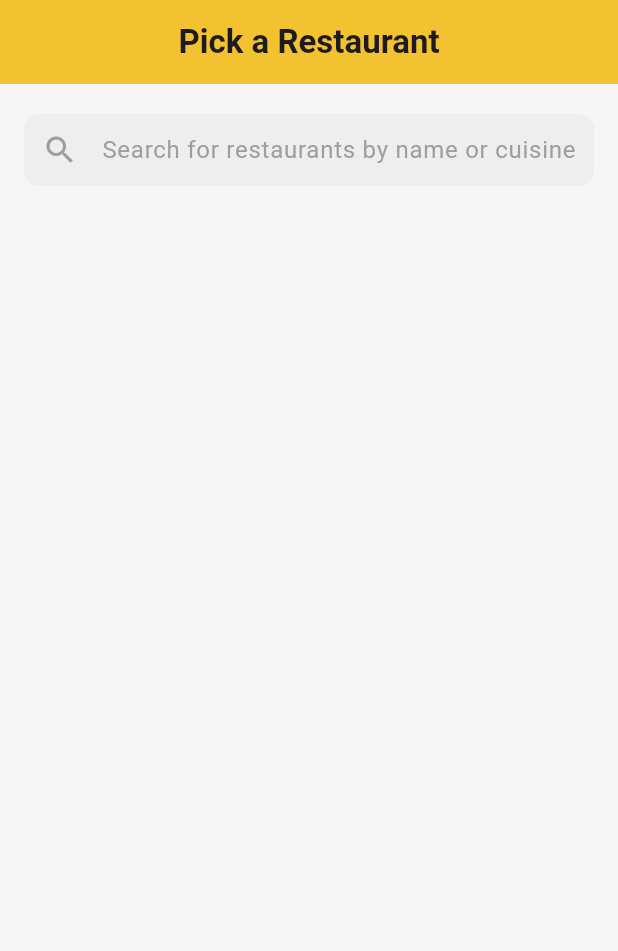
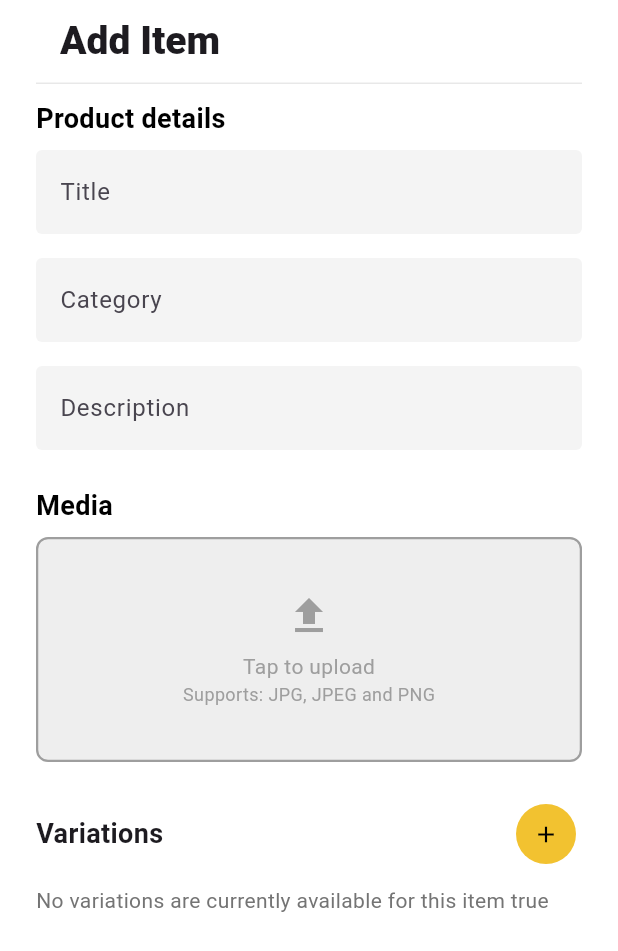
Before and after one commit to ahmedlabib02/Los-pollos, a Flutter app: the screen it shows once a user with an empty profile is signed in, on a phone screen of 412 x 824 dp. Shown: the top 951 px of the screen. Run offline on Flutter 3.47's test engine with Material 3 defaults, Android fonts, the phone set to English and light mode, and no system bars; our stand-ins replace cloud_firestore, firebase_auth, firebase_core, firebase_messaging, firebase_storage, flutter_dotenv and 3 more; missing offline and left inert: flutter_stripe; accounts and stored records are empty; Roboto replaces fonts that are missing (Mada).

Commit message:
textfield focus issues

```diff
--- a/lib/main.dart
+++ b/lib/main.dart
@@ -11,6 +11,8 @@ import 'package:los_pollos_hermanos/services/auth.dart';
 import 'package:provider/provider.dart';
 import 'package:los_pollos_hermanos/models/customUser.dart';
 import 'package:los_pollos_hermanos/shared/loadingScreen.dart';
+
+import 'package:google_fonts/google_fonts.dart';
 
 Future main() async {
   WidgetsFlutterBinding.ensureInitialized();
@@ -57,8 +59,10 @@ class MyApp extends StatelessWidget {
               title: 'Los Pollos Hermanos',
               theme: ThemeData(
                 primarySwatch: Colors.brown,
-                scaffoldBackgroundColor: Color.fromARGB(
-                    255, 246, 246, 246), // Set global background color
+                // scaffoldBackgroundColor: Color.fromARGB(
+                // 255, 246, 246, 246), // Set global background color
+                scaffoldBackgroundColor: Color.fromARGB(255, 255, 255, 255),
+                textTheme: GoogleFonts.madaTextTheme(), // default font for app
               ),
               home: const Wrapper(),
             ),
--- /dev/null
+++ b/lib/screens/Client/add_menu_item_screen.dart
@@ -0,0 +1,241 @@
+import 'package:flutter/material.dart';
+import 'package:los_pollos_hermanos/screens/Client/variations_screen.dart';
+
+class AddMenuItemScreen extends StatefulWidget {
+  @override
+  _AddMenuItemScreenState createState() => _AddMenuItemScreenState();
+}
+
+class _AddMenuItemScreenState extends State<AddMenuItemScreen> {
+  // Horizontal page padding
+  final double pad = 24.0;
+
+  // Text controllers
+  final TextEditingController _titleController = TextEditingController();
+  final TextEditingController _categoryController = TextEditingController();
+  final TextEditingController _descriptionController = TextEditingController();
+  final TextEditingController _basePriceController = TextEditingController();
+  final TextEditingController _discountController = TextEditingController();
+
+  final List<TextEditingController> _variantControllers =
+      []; // Controllers for input fields
+  final List<TextEditingController> _variantPriceControllers = [];
+  final List<FocusNode> _variantFocusNodes = []; // Focus nodes for input fields
+
+  @override
+  Widget build(BuildContext context) {
+    return Scaffold(
+      // backgroundColor: Colors.white, // Set the background color explicitly
+      appBar: PreferredSize(
+          preferredSize:
+              const Size.fromHeight(kToolbarHeight), // Add height for padding
+          child: Padding(
+            padding: EdgeInsets.symmetric(
+                horizontal: pad), // Padding for the app bar
+            child: AppBar(
+              title: const Text(
+                'Add Item',
+                style: TextStyle(
+                  fontWeight: FontWeight.w900, // Semibold font weight
+                  fontSize: 26.0,
+                ),
+              ),
+              backgroundColor: Colors.white,
+              elevation: 0,
+              iconTheme: const IconThemeData(color: Colors.black),
+              bottom: PreferredSize(
+                preferredSize: const Size.fromHeight(
+                    10.0), // Adjusted for padding and border height
+                child: Container(
+                  color:
+                      const Color.fromRGBO(217, 217, 217, 0.6), // Border color
+                  height: 1.0, // Border height
+                ),
+              ),
+            ),
+          )),
+
+      body: Padding(
+        padding: EdgeInsets.only(left: pad, right: pad, top: 10),
+        child: SingleChildScrollView(
+          child: Column(
+            crossAxisAlignment: CrossAxisAlignment.start,
+            children: [
+              const Text('Product details',
+                  style: TextStyle(
+                      fontSize: 18,
+                      fontWeight: FontWeight.bold,
+                      color: Colors.black)),
+              const SizedBox(height: 8),
+              GreyTextField(label: 'Title', controller: _titleController),
+              const SizedBox(height: 16),
+              GreyTextField(label: 'Category', controller: _categoryController),
+              const SizedBox(height: 16),
+              GreyTextField(
+                  label: 'Description', controller: _descriptionController),
+              const SizedBox(height: 24),
+              const Text('Media',
+                  style: TextStyle(
+                      fontSize: 18,
+                      fontWeight: FontWeight.bold,
+                      color: Colors.black)),
+              const SizedBox(height: 8),
+              Container(
+                height: 150,
+                decoration: BoxDecoration(
+                  color: Colors.grey[200],
+                  border: Border.all(
+                      color: Colors.grey, style: BorderStyle.solid, width: 1.5),
+                  borderRadius: BorderRadius.circular(8),
+                ),
+                child: const Center(
+                  child: Column(
+                    mainAxisAlignment: MainAxisAlignment.center,
+                    children: [
+                      Icon(Icons.upload, color: Colors.grey, size: 32),
+                      SizedBox(height: 8),
+                      Text('Tap to upload',
+                          style: TextStyle(color: Colors.grey)),
+                      Text('Supports: JPG, JPEG and PNG',
+                          style: TextStyle(color: Colors.grey, fontSize: 12)),
+                    ],
+                  ),
+                ),
+              ),
+              const SizedBox(height: 24),
+
+              // const Text('No variations are currently available for this item',
+              // style: TextStyle(color: Colors.grey)),
+              SizedBox(
+                height: 300, // Specify a height (adjust as needed)
+                child: VariationsScreen(
+                  header: "Variations",
+                  textLabel: "Variant",
+                  controllers: _variantControllers,
+                  focusNodes: _variantFocusNodes,
+                  priceControllers: _variantPriceControllers,
+                  includePrice: true,
+                ),
+              ),
+
+              const SizedBox(height: 24),
+              Row(
+                mainAxisAlignment: MainAxisAlignment.spaceBetween,
+                children: [
+                  const Text('Extras',
+                      style: TextStyle(
+                          fontSize: 18,
+                          fontWeight: FontWeight.bold,
+                          color: Colors.black)),
+                  FloatingActionButton(
+                    onPressed: () {},
+                    mini: true,
+                    backgroundColor: const Color(0xFFF2C230),
+                    child: const Icon(Icons.add, color: Colors.white),
+                  ),
+                ],
+              ),
+              const SizedBox(height: 8),
+              const Text('No extras are currently available for this item',
+                  style: TextStyle(color: Color.fromRGBO(116, 116, 116, 1))),
+              const SizedBox(height: 24),
+              const Text('Pricing',
+                  style: TextStyle(
+                      fontSize: 18,
+                      fontWeight: FontWeight.bold,
+                      color: Colors.black)),
+              const SizedBox(height: 8),
+              Row(
+                children: [
+                  Expanded(
+                      child: GreyTextField(
+                          label: 'Base Price',
+                          controller: _basePriceController)),
+                  const SizedBox(width: 16),
+                  Expanded(
+                      child: GreyTextField(
+                          label: 'Discount (%)',
+                          controller: _discountController)),
+                ],
+              ),
+              const SizedBox(height: 32),
+              Row(
+                children: [
+                  Expanded(
+                    child: ElevatedButton(
+                      onPressed: () {
+                        print(_variantControllers[0].text);
+                        print(_variantControllers[1].text);
+                        // print(_variantControllers[2].text);
+                      },
+                      style: ElevatedButton.styleFrom(
+                        backgroundColor: const Color(0xFFF2C230),
+                        shape: RoundedRectangleBorder(
+                          borderRadius: BorderRadius.circular(8),
+                        ),
+                      ),
+                      child: const Padding(
+                        padding: EdgeInsets.symmetric(vertical: 12.0),
+                        child: Text('Save changes',
+                            style: TextStyle(color: Colors.black)),
+                      ),
+                    ),
+                  ),
+                  const SizedBox(width: 16),
+                  Expanded(
+                    child: OutlinedButton(
+                      onPressed: () {},
+                      style: OutlinedButton.styleFrom(
+                        side: const BorderSide(color: Colors.grey),
+                        shape: RoundedRectangleBorder(
+                          borderRadius: BorderRadius.circular(8),
+                        ),
+                      ),
+                      child: const Padding(
+                        padding: EdgeInsets.symmetric(vertical: 12.0),
+                        child: Text('Discard',
+                            style: TextStyle(color: Colors.grey)),
+                      ),
+                    ),
+                  ),
+                  const SizedBox(height: 50)
+                ],
+              ),
+            ],
+          ),
+        ),
+      ),
+    );
+  }
+}
+
+Widget GreyTextField({
+  String? label,
+  required TextEditingController controller,
+  FocusNode? focusNode,
+  TextStyle? style,
+  Map<String, dynamic>? extraProps, // Capture extra props
+}) {
+  return TextField(
+    maxLines: null,
+    controller: controller,
+    focusNode: focusNode,
+    decoration: InputDecoration(
+      labelText: label,
+      floatingLabelBehavior: FloatingLabelBehavior.auto,
+      filled: true,
+      fillColor: const Color.fromRGBO(244, 244, 244, 1),
+      border: OutlineInputBorder(
+        borderRadius: BorderRadius.circular(4),
+        borderSide: BorderSide.none,
+      ),
+      focusedBorder: OutlineInputBorder(
+        borderRadius: BorderRadius.circular(4),
+        borderSide: BorderSide(
+          color: Colors.grey[400]!,
+        ),
+      ),
+    ),
+    style: style ?? const TextStyle(fontSize: 16),
+  );
+}
--- a/lib/screens/Client/main_page.dart
+++ b/lib/screens/Client/main_page.dart
@@ -1,6 +1,7 @@
 import 'package:flutter/material.dart';
 import 'package:los_pollos_hermanos/models/client_model.dart';
 import 'package:los_pollos_hermanos/provider/table_state_provider.dart';
+import 'package:los_pollos_hermanos/screens/Client/add_menu_item_screen.dart';
 import 'package:los_pollos_hermanos/screens/Client/order_history_screen.dart';
 import 'package:los_pollos_hermanos/screens/Client/table_screen_wrapper.dart';
 import 'package:los_pollos_hermanos/screens/wrapper.dart';
--- /dev/null
+++ b/lib/screens/Client/variations_screen.dart
@@ -0,0 +1,212 @@
+import 'package:flutter/material.dart';
+import 'package:los_pollos_hermanos/screens/Client/add_menu_item_screen.dart';
+
+class VariationsScreen extends StatefulWidget {
+  final String header;
+  final String textLabel;
+  final List<TextEditingController> controllers;
+  final List<FocusNode> focusNodes;
+  final List<TextEditingController> priceControllers;
+
+  final bool? includePrice;
+
+  const VariationsScreen(
+      {super.key,
+      required this.header,
+      required this.textLabel,
+      required this.controllers,
+      required this.focusNodes,
+      required this.priceControllers,
+      this.includePrice});
+
+  @override
+  _VariationsScreenState createState() => _VariationsScreenState();
+}
+
+class _VariationsScreenState extends State<VariationsScreen> {
+  String _header = "";
+  String _textLabel = "";
+  List<TextEditingController> _controllers = [];
+  List<TextEditingController> _priceControllers = [];
+  List<FocusNode> _focusNodes = [];
+  bool _includePrice = false;
+
+  bool _canAdd = true; // Determines whether the "Add" button is enabled
+
+  @override
+  void initState() {
+    super.initState();
+    _header = widget.header;
+    _textLabel = widget.textLabel;
+    _controllers = widget.controllers;
+    _focusNodes = widget.focusNodes;
+    _priceControllers = widget.priceControllers;
+    _includePrice =
+        widget.includePrice ?? false; // Use the provided value or the default
+  }
+
+  void _addVariantField() {
+    setState(() {
+      FocusScope.of(context).unfocus();
+
+      final controller = TextEditingController();
+      final priceController = TextEditingController();
+      final focusNode = FocusNode();
+
+      controller.addListener(() {
+        // Enable "Add" button if the last input field is non-empty
+        setState(() {
+          _canAdd = _controllers.last.text.isNotEmpty &&
+              (_includePrice ? _priceControllers.last.text.isNotEmpty : true);
+        });
+      });
+
+      _controllers.add(controller);
+      _focusNodes.add(focusNode);
+
+      if (_includePrice) {
+        priceController.addListener(() {
+          // Enable "Add" button if the last input field is non-empty
+          setState(() {
+            _canAdd = _controllers.last.text.isNotEmpty &&
+                _priceControllers.last.text.isNotEmpty;
+          });
+        });
+        _priceControllers.add(priceController);
+      }
+
+      _canAdd = false; // Disable the "Add" button initially
+
+      // Use addPostFrameCallback to ensure UI is ready before focusing
+      WidgetsBinding.instance.addPostFrameCallback((_) {
+        FocusScope.of(context).requestFocus(focusNode);
+      });
+    });
+  }
+
+  void _removeVariantField(int index) {
+    setState(() {
+      if (_focusNodes[index].hasFocus) {
+        FocusScope.of(context).unfocus(); // Unfocus before removing
+      }
+
+      _controllers[index].dispose(); // Dispose of the controller
+      _focusNodes[index].dispose(); // Dispose of the focus node
+
+      _controllers.removeAt(index);
+      _focusNodes.removeAt(index);
+
+      if (_includePrice) {
+        _priceControllers[index].dispose(); // Dispose of the controller
+        _priceControllers.removeAt(index);
+      }
+
+      _canAdd = _controllers.isEmpty ||
+          (_controllers.last.text.isNotEmpty &&
+              (_includePrice ? _priceControllers.last.text.isNotEmpty : true));
+    });
+  }
+
+  @override
+  void dispose() {
+    // Dispose of all controllers and focus nodes when the screen is disposed
+    for (final controller in _controllers) {
+      controller.dispose();
+    }
+    for (final focusNode in _focusNodes) {
+      focusNode.dispose();
+    }
+
+    if (_includePrice) {
+      for (final priceController in _priceControllers) {
+        priceController.dispose();
+      }
+    }
+
+    super.dispose();
+  }
+
+  @override
+  Widget build(BuildContext context) {
+    return Column(
+      crossAxisAlignment: CrossAxisAlignment.start,
+      children: [
+        Row(
+          mainAxisAlignment: MainAxisAlignment.spaceBetween,
+          children: [
+            Text(
+              _header,
+              style: TextStyle(fontSize: 18, fontWeight: FontWeight.bold),
+            ),
+            ElevatedButton(
+              onPressed: _canAdd ? _addVariantField : null,
+              style: ElevatedButton.styleFrom(
+                backgroundColor: _canAdd ? Color(0xFFF2C230) : Colors.grey,
+                elevation: 0, // Removes shadow
+                shadowColor: Colors.transparent, // Ensures no shadow
+                shape: CircleBorder(), // Makes the button circular
+                minimumSize: Size(40.0, 40.0), // Adjust size as needed
+                padding: EdgeInsets.zero, // Remove padding for a clean circle
+              ),
+              child: Icon(Icons.add, color: Colors.black),
+            )
+          ],
+        ),
+        SizedBox(
+          height: 10,
+        ),
+        _controllers.isEmpty
+            ? Text(
+                'No variations are currently available for this item ${_includePrice}',
+                style: TextStyle(color: Color.fromRGBO(116, 116, 116, 1)),
+              )
+            : Expanded(
+                child: ListView.builder(
+                  itemCount: _controllers.length,
+                  itemBuilder: (context, index) {
+                    return SizedBox(
+                      height: 60,
+                      child: Padding(
+                        padding: EdgeInsets.symmetric(vertical: 5),
+                        child: Dismissible(
+                          key: ValueKey(_controllers[index]),
+                          direction: DismissDirection.endToStart,
+                          background: Container(
+                            alignment: Alignment.centerRight,
+                            color: Colors.red,
+                            padding: EdgeInsets.only(right: 16.0),
+                            child: Icon(Icons.delete, color: Colors.white),
+                          ),
+                          onDismissed: (direction) {
+                            _removeVariantField(index);
+                          },
+                          child: _includePrice
+                              ? Row(
+                                  children: [
+                                    Expanded(
+                                        child: GreyTextField(
+                                            controller: _controllers[index],
+                                            focusNode: _focusNodes[index],
+                                            label: 'Base Price')),
+                                    const SizedBox(width: 16),
+                                    Expanded(
+                                        child: GreyTextField(
+                                            label: 'Discount (%)',
+                                            controller:
+                                                _priceControllers[index])),
+                                  ],
+                                )
+                              : GreyTextField(
+                                  controller: _controllers[index],
+                                  focusNode: _focusNodes[index],
+                                  label: _textLabel),
+                        ),
+                      ),
+                    );
+                  },
+                ),
+              ),
+      ],
+    );
+  }
+}
--- a/lib/screens/wrapper.dart
+++ b/lib/screens/wrapper.dart
@@ -3,8 +3,10 @@
 import 'package:flutter/material.dart';
 // import 'package:los_pollos_hermanos/models/client_model.dart';
 import 'package:los_pollos_hermanos/models/customUser.dart';
+import 'package:los_pollos_hermanos/screens/Client/add_menu_item_screen.dart';
 import 'package:los_pollos_hermanos/screens/Client/choose_restaurant_screen.dart';
 import 'package:los_pollos_hermanos/screens/Client/main_page.dart';
+import 'package:los_pollos_hermanos/screens/Client/variations_screen.dart';
 import 'package:los_pollos_hermanos/screens/authenticate/authenticate.dart';
 import './Client/home.dart';
 import './Manager/home.dart';
@@ -21,7 +23,7 @@ class Wrapper extends StatelessWidget {
       return const Authenticate();
     } else {
       if (user.role == 'client') {
-        return ChooseRestaurantScreen();
+        return AddMenuItemScreen();
       } else {
         return const ManagerHome();
       }
--- a/pubspec.yaml
+++ b/pubspec.yaml
@@ -46,6 +46,8 @@ dependencies:
   image_picker: ^1.1.2
   firebase_storage: ^12.3.7
   uuid: ^4.5.1
+  google_fonts: ^6.2.1
+
 
 dev_dependencies:
   flutter_test:
```
Also changed, not shown: pubspec.lock, 1 other file.
